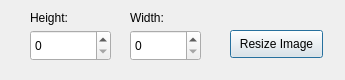
Before: the Qt Designer form EditorTexto/imagedialog.ui in Antoniolm/Editor_Texto-Qt5, drawn with Qt 5.
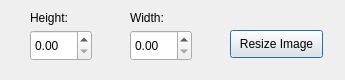
After: the same form once the commit is applied.

```diff
--- a/EditorTexto/imagedialog.ui
+++ b/EditorTexto/imagedialog.ui
@@ -39,26 +39,6 @@
     <string>Width:</string>
    </property>
   </widget>
-  <widget class="QSpinBox" name="spinBox">
-   <property name="geometry">
-    <rect>
-     <x>30</x>
-     <y>30</y>
-     <width>81</width>
-     <height>31</height>
-    </rect>
-   </property>
-  </widget>
-  <widget class="QSpinBox" name="spinBox_2">
-   <property name="geometry">
-    <rect>
-     <x>130</x>
-     <y>30</y>
-     <width>71</width>
-     <height>31</height>
-    </rect>
-   </property>
-  </widget>
   <widget class="QPushButton" name="pushButton">
    <property name="geometry">
     <rect>
@@ -72,6 +52,26 @@
     <string>Resize Image</string>
    </property>
   </widget>
+  <widget class="QDoubleSpinBox" name="height">
+   <property name="geometry">
+    <rect>
+     <x>30</x>
+     <y>30</y>
+     <width>62</width>
+     <height>31</height>
+    </rect>
+   </property>
+  </widget>
+  <widget class="QDoubleSpinBox" name="width">
+   <property name="geometry">
+    <rect>
+     <x>130</x>
+     <y>30</y>
+     <width>62</width>
+     <height>31</height>
+    </rect>
+   </property>
+  </widget>
  </widget>
  <resources/>
  <connections/>
```
Left out of the diff: 4 changed lines with no effect on the pictures.
